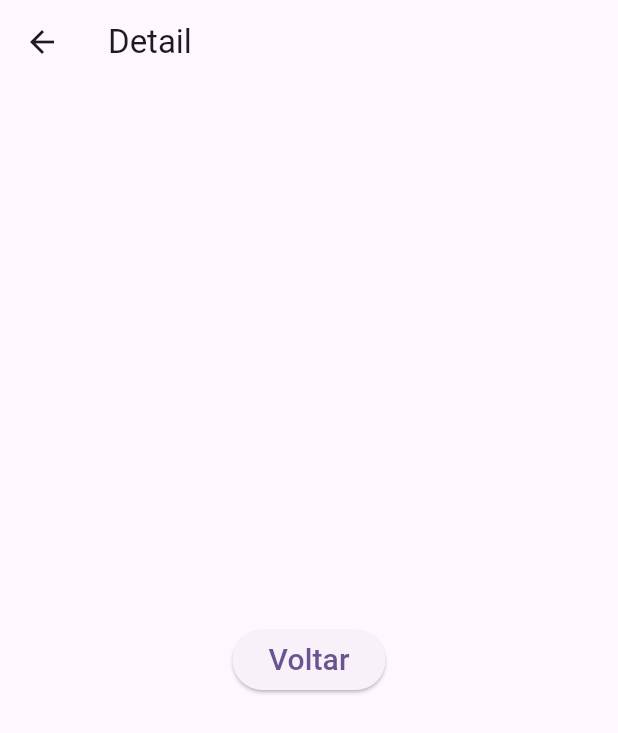
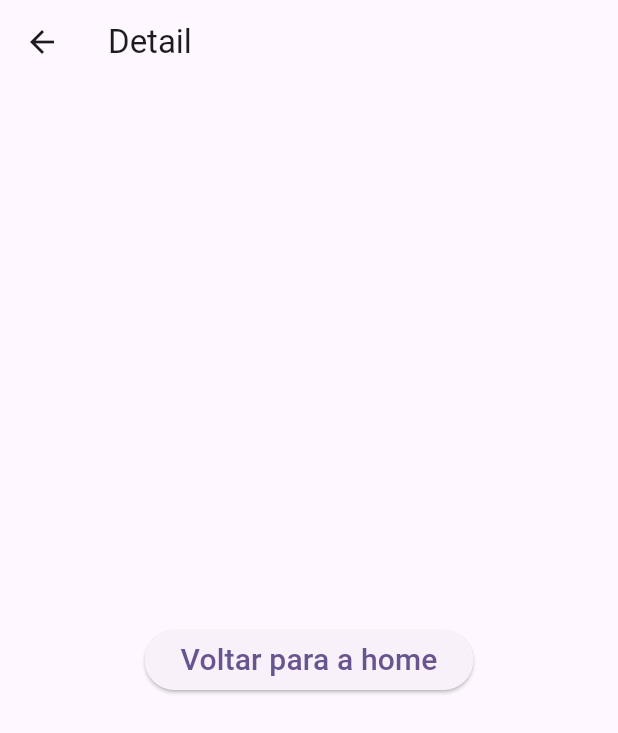
Before and after one commit to RodrigoSCoutinho/cleanarch-flutter, a Flutter app: the screen it shows after launch, after a tap on the "add" icon, on a phone screen of 412 x 824 dp. Shown: the top 733 px of the screen. Run offline on Flutter 3.47's test engine with Material 3 defaults, Android fonts, the phone set to English and light mode, and no system bars.

Commit message:
feat: creating and access routes by constructor

```diff
--- a/my_app/lib/main.dart
+++ b/my_app/lib/main.dart
@@ -1,17 +1,9 @@
 import 'package:flutter/material.dart';
-import 'package:my_app/presentation/views/home/detail/detail_page.dart';
 import 'package:my_app/presentation/views/home/home_page.dart';
 
 
 void main() {
   runApp(const MyApp());
-}
-
-class Page {
-
-  builder() {
-
-  }
 }
 
 class MyApp extends StatelessWidget {
--- a/my_app/lib/presentation/views/home/detail/detail_page.dart
+++ b/my_app/lib/presentation/views/home/detail/detail_page.dart
@@ -1,7 +1,8 @@
 import 'package:flutter/material.dart';
 
 class DetailPage extends StatefulWidget {
-  const DetailPage({Key? key}) : super(key: key);
+  const DetailPage({Key? key, required this.buttonTitle}) : super(key: key);
+  final String buttonTitle;
 
   @override
   State<DetailPage> createState() => _DetailPageState();
@@ -16,10 +17,13 @@ class _DetailPageState extends State<DetailPage> {
       ),
       body: Center(
         child: ElevatedButton(
-          onPressed: () {
+          onPressed: (
+          ) {
+            Navigator.of(context).pop();
 
           },
-          child: Text('Voltar', style: TextStyle(fontSize: 20)),
+          child: Text(
+            widget.buttonTitle, style: const TextStyle(fontSize: 20)),
         ),
       ),
     );
--- a/my_app/lib/presentation/views/home/home_page.dart
+++ b/my_app/lib/presentation/views/home/home_page.dart
@@ -49,7 +49,7 @@ class _HomePageState extends State<HomePage> {
       ),
       floatingActionButton: FloatingActionButton(
         onPressed: () =>  Navigator.of(context).push(
-        MaterialPageRoute(builder: (context) => const DetailPage(),)
+        MaterialPageRoute(builder: (context) => const DetailPage(buttonTitle: 'Voltar para a home',),)
         ),
         tooltip: 'Increment',
         child: const Icon(Icons.add),
```
